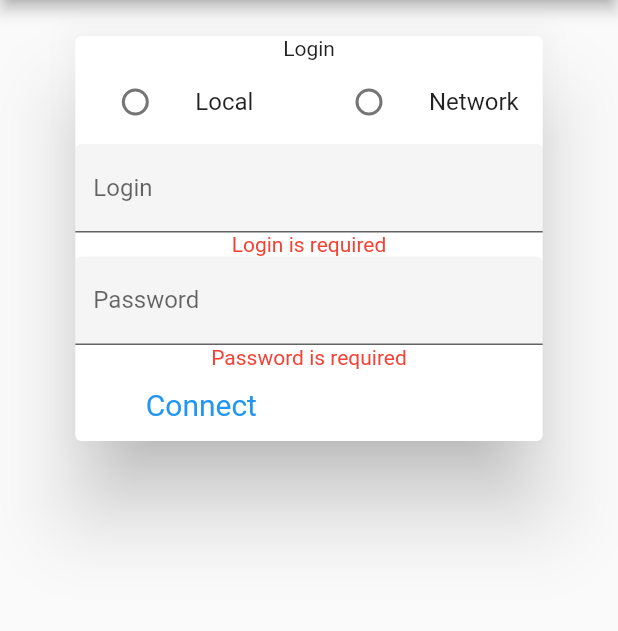
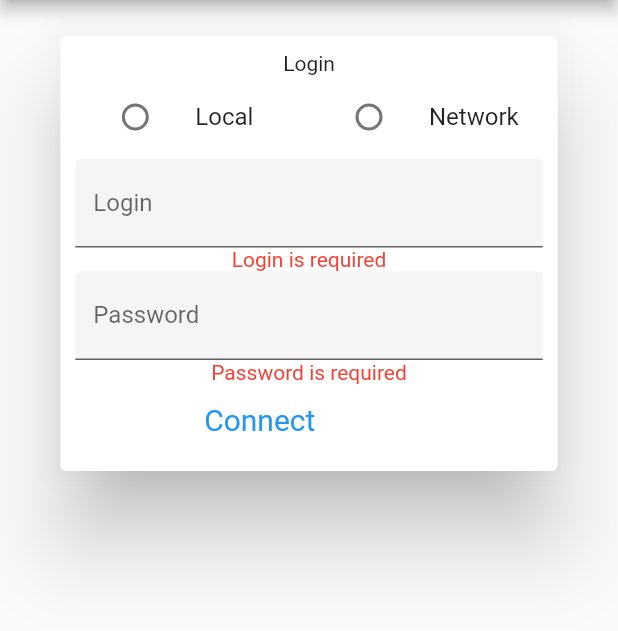
Before and after one commit to Bert1974/all_dart, a Flutter app: the screen it shows after launch, after a tap on "Connect", on a phone screen of 412 x 824 dp, the part 84-715 px from its top. Run offline on Flutter 3.47's test engine with Material 2 defaults, Android fonts, the phone set to English and light mode, and no system bars; our stand-ins replace dio, go_router, objectbox; missing offline and left inert: window_manager; generated files the repository leaves out were written again; statements that could not run were skipped.

Commit message:
little things

```diff
--- a/main/lib/src/auth/login_page.dart
+++ b/main/lib/src/auth/login_page.dart
@@ -115,7 +115,11 @@ class _LoginPageState extends State<LoginPage> {
     return widget.pageForScroll(Container(
         alignment: Alignment.center,
         child: Dialog(
+            //    alignment: Alignment.center,
+            //      insetPadding: const EdgeInsets.fromLTRB(20, 20, 20, 20),
             //  title: const Text('Login'),
+            child: Container(
+                padding: const EdgeInsets.all(10),
                 child:
                     // SimpleDialog(
                     //  title: const Text('Login'),
@@ -140,7 +144,8 @@ class _LoginPageState extends State<LoginPage> {
                                 layout: _layout(context),
                                 target: _login,
                                 disabled: isDisbled,
-                        autovalidateMode: AutovalidateMode.onUserInteraction,
+                                autovalidateMode:
+                                    AutovalidateMode.onUserInteraction,
                                 onChanged: (cell, value) {
                                   setState(() {
                                     cell!.setValue(_login, value);
@@ -164,7 +169,7 @@ class _LoginPageState extends State<LoginPage> {
                                   return null;
                                 }))),
                   ]
-        ]))));
+                ])))));
   }
 
   _submit(BuildContext context) async {
--- a/main/lib/src/dialogs/dialog_popup.dart
+++ b/main/lib/src/dialogs/dialog_popup.dart
@@ -37,7 +37,7 @@ class _DialogPopup extends StatelessWidget {
   Widget build(BuildContext context) {
     return SimpleDialog(
         shape: RoundedRectangleBorder(borderRadius: BorderRadius.circular(8.0)),
-        //   contentPadding: const EdgeInsets.all(20.0),
+           contentPadding: const EdgeInsets.all(10),
         //   title: const Text('test'),
         //  child: Column(
         children: [
@@ -45,6 +45,7 @@ class _DialogPopup extends StatelessWidget {
             mainAxisSize: MainAxisSize.min,
             children: [
               Row(
+            mainAxisSize: MainAxisSize.max,
                 mainAxisAlignment: MainAxisAlignment.spaceBetween,
                 children: [
                   if (onBack != null)
--- a/main/lib/src/widgets/row_col_layout.dart
+++ b/main/lib/src/widgets/row_col_layout.dart
@@ -1,3 +1,5 @@
+import 'dart:ui';
+
 import 'package:flutter/cupertino.dart';
 import 'package:flutter/material.dart';
 import 'package:flutter/rendering.dart';
@@ -412,12 +414,7 @@ class MyRenderBox extends RenderBox
 
     var w = prefsize.width;
 
-    if (w > constraints.maxWidth) {
-      w = constraints.maxWidth;
-    }
-    if (w < constraints.minWidth) {
-      w = constraints.minWidth;
-    }
+    w = clampDouble(w, constraints.minWidth, constraints.maxWidth);
 
     int size_ = getSize(w);
     RenderBox? child = firstChild;
@@ -425,12 +422,12 @@ class MyRenderBox extends RenderBox
       var l = _Layout(child: child);
       Size finalSize = _performLayoutArray(layout_, size_, w, l);
 
-      if (finalSize.width > constraints.maxWidth) {
-        finalSize = Size(constraints.maxWidth, finalSize.height);
-      }
-      if (finalSize.height > constraints.maxHeight) {
-        finalSize = Size(finalSize.width, constraints.maxHeight);
-      }
+      finalSize = Size(
+          clampDouble(
+              finalSize.width, constraints.minWidth, constraints.maxWidth),
+          clampDouble(
+              finalSize.height, constraints.minHeight, constraints.maxHeight));
+
       if (!sizedByParent) {
         size = finalSize;
       }
@@ -505,11 +502,11 @@ class MyRenderBox extends RenderBox
       if (layout2.maxy < widgetSize.height) {
         layout2.maxy = widgetSize.height;
       }
-      layout2.x += coloffset * realw / 12;
+      layout2.x += coloffset * maxsize / 12;
       //set position of child
       childParentData?.offset = Offset(layout2.x, layout2.cury);
 
-      layout2.x += realw * colsize / 12;
+      layout2.x += realw;
 
       //add offset
       if (coloffset > 0) {
```
Lines whose indentation alone changed are shown as unchanged.
